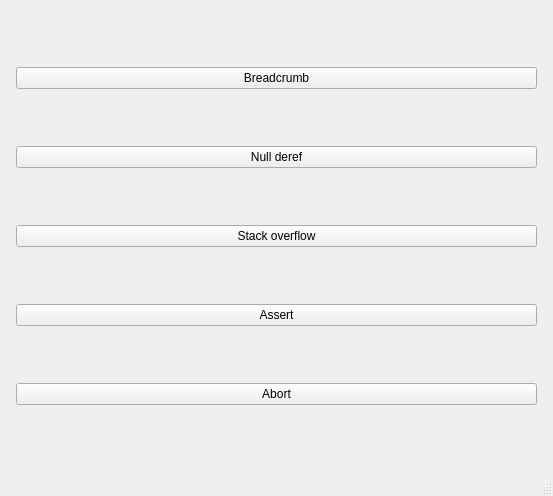
This is mainwindow.ui in jpnurmi/sentry-playground as Qt 5 draws it before an edit. The edited form follows.
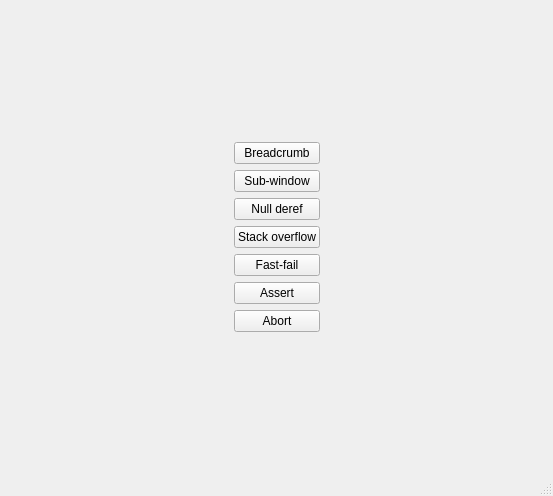
This is the edited form.

Commit message: Add sub-window & fastfail for Windows

What changed in the file:
```diff
--- a/mainwindow.ui
+++ b/mainwindow.ui
@@ -12,69 +12,107 @@
   </property>
   <widget class="QWidget" name="centralwidget">
    <layout class="QGridLayout" name="gridLayout">
-    <item row="4" column="1">
-     <widget class="QPushButton" name="assertButton">
-      <property name="text">
-       <string>Assert</string>
-      </property>
-     </widget>
-    </item>
-    <item row="1" column="1">
-     <widget class="QPushButton" name="breadcrumbButton">
-      <property name="text">
-       <string>Breadcrumb</string>
-      </property>
-     </widget>
-    </item>
-    <item row="3" column="1">
-     <widget class="QPushButton" name="stackOverflowButton">
-      <property name="text">
-       <string>Stack overflow</string>
-      </property>
-     </widget>
-    </item>
     <item row="2" column="1">
+     <widget class="QPushButton" name="subwindowButton">
+      <property name="text">
+       <string>Sub-window</string>
+      </property>
+     </widget>
+    </item>
+    <item row="3" column="1">
      <widget class="QPushButton" name="nullDerefButton">
       <property name="text">
        <string>Null deref</string>
       </property>
      </widget>
     </item>
-    <item row="6" column="1">
+    <item row="9" column="1">
      <spacer name="verticalSpacer_2">
       <property name="orientation">
        <enum>Qt::Orientation::Vertical</enum>
       </property>
+      <property name="sizeHint" stdset="0">
+       <size>
+        <width>0</width>
+        <height>0</height>
+       </size>
+      </property>
      </spacer>
     </item>
-    <item row="2" column="0">
+    <item row="3" column="0">
      <spacer name="horizontalSpacer">
       <property name="orientation">
        <enum>Qt::Orientation::Horizontal</enum>
       </property>
+      <property name="sizeHint" stdset="0">
+       <size>
+        <width>0</width>
+        <height>0</height>
+       </size>
+      </property>
      </spacer>
     </item>
-    <item row="2" column="2">
-     <spacer name="horizontalSpacer_2">
-      <property name="orientation">
-       <enum>Qt::Orientation::Horizontal</enum>
+    <item row="4" column="1">
+     <widget class="QPushButton" name="stackOverflowButton">
+      <property name="text">
+       <string>Stack overflow</string>
       </property>
-     </spacer>
+     </widget>
+    </item>
+    <item row="1" column="1">
+     <widget class="QPushButton" name="breadcrumbButton">
+      <property name="text">
+       <string>Breadcrumb</string>
+      </property>
+     </widget>
     </item>
     <item row="0" column="1">
      <spacer name="verticalSpacer">
       <property name="orientation">
        <enum>Qt::Orientation::Vertical</enum>
       </property>
+      <property name="sizeHint" stdset="0">
+       <size>
+        <width>0</width>
+        <height>0</height>
+       </size>
+      </property>
      </spacer>
     </item>
-    <item row="5" column="1">
+    <item row="6" column="1">
+     <widget class="QPushButton" name="assertButton">
+      <property name="text">
+       <string>Assert</string>
+      </property>
+     </widget>
+    </item>
+    <item row="7" column="1">
      <widget class="QPushButton" name="abortButton">
       <property name="text">
        <string>Abort</string>
       </property>
      </widget>
     </item>
+    <item row="3" column="2">
+     <spacer name="horizontalSpacer_2">
+      <property name="orientation">
+       <enum>Qt::Orientation::Horizontal</enum>
+      </property>
+      <property name="sizeHint" stdset="0">
+       <size>
+        <width>0</width>
+        <height>0</height>
+       </size>
+      </property>
+     </spacer>
+    </item>
+    <item row="5" column="1">
+     <widget class="QPushButton" name="fastfailButton">
+      <property name="text">
+       <string>Fast-fail</string>
+      </property>
+     </widget>
+    </item>
    </layout>
   </widget>
   <widget class="QMenuBar" name="menubar">
```
Left out of the diff: 2 changed lines with no effect on the pictures. The commit also changes 2 other files.
